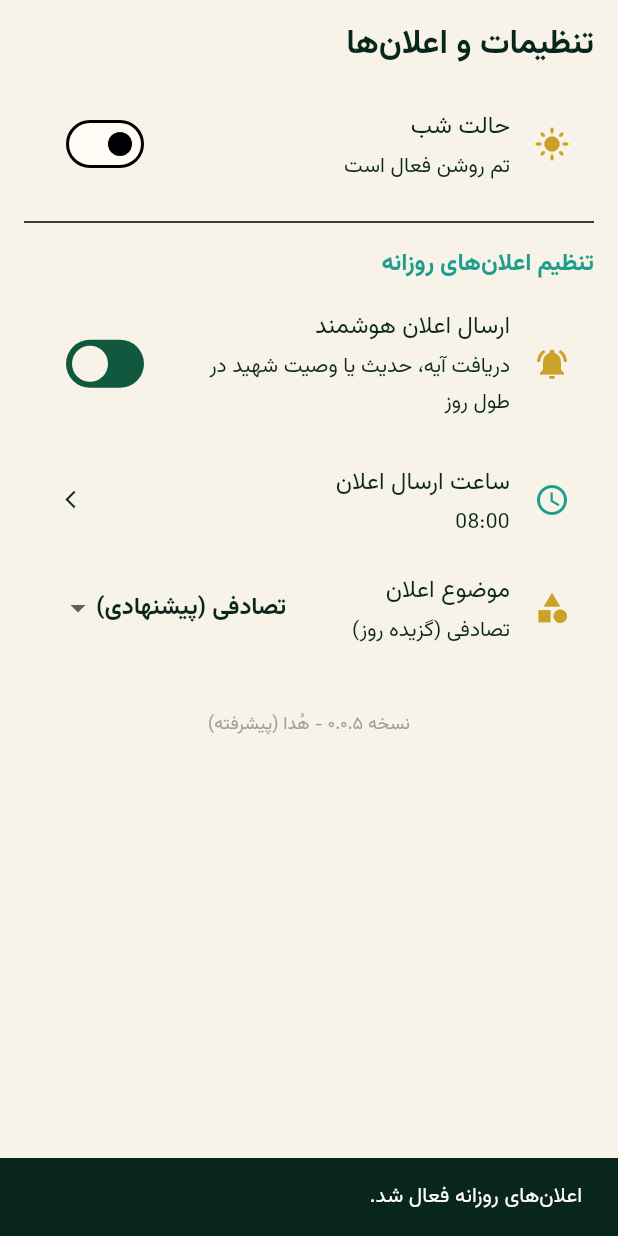
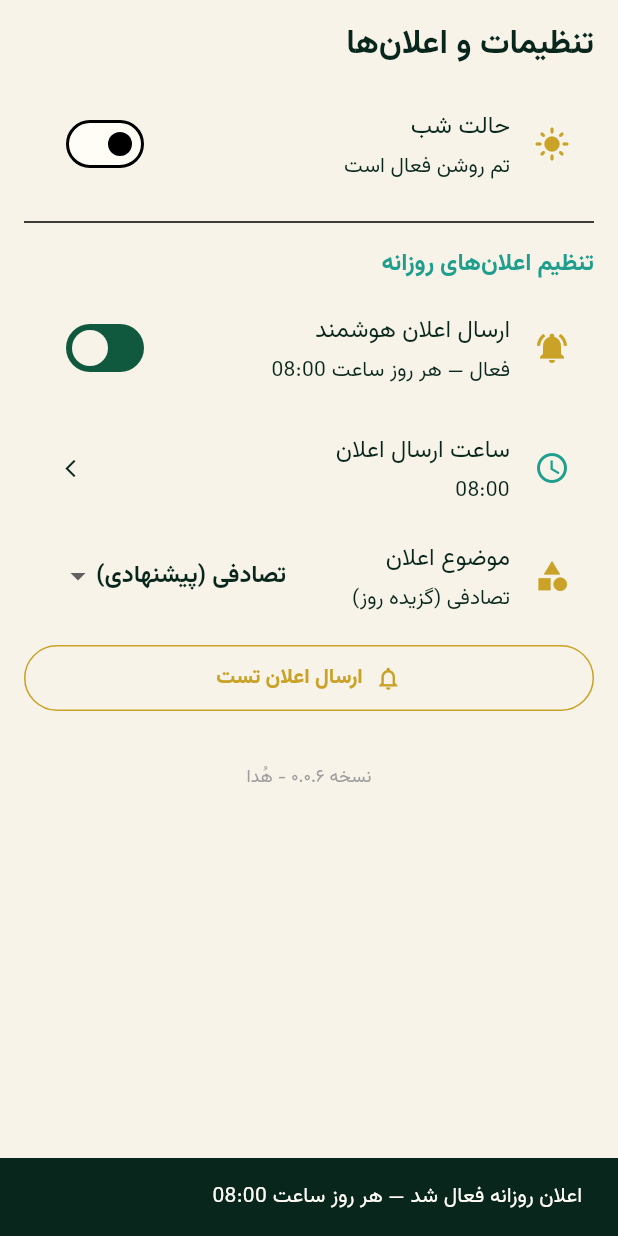
Before and after one commit to dnh-bit/hoda, a Flutter app: the SettingsView widget shown alone on an empty page, opened directly, after a tap on "ارسال اعلان هوشمند", on a phone screen of 412 x 824 dp. Run offline on Flutter 3.47's test engine with Material 3 defaults, Android fonts, the phone set to English and light mode, and no system bars; our stand-ins replace flutter_local_notifications, permission_handler, shared_preferences, sqflite, timezone; accounts and stored records are empty; statements that could not run were skipped.

Commit message:
v0.0.6: real notification engine - fix 'never asks permission, cannot enable'
Root cause: previous NotificationService only stored prefs; no notification plugin existed.
- Add flutter_local_notifications 17.x + permission_handler + timezone
- NotificationService now: requests POST_NOTIFICATIONS (Android 13+), creates channel,
  schedules daily local notification at user-chosen time (Asia/Tehran), content picked
  from hoda.db with same daily rotation as home page
- Settings UI: switch now actually requests permission and reverts if denied,
  shows warning box when OS permission missing, plus 'send test notification' button
- AndroidManifest: POST_NOTIFICATIONS, RECEIVE_BOOT_COMPLETED, SCHEDULE_EXACT_ALARM
- minSdk 23 (required by flutter_local_notifications v17)
- Bump version to 0.0.6+1

```diff
--- a/lib/notification_service.dart
+++ b/lib/notification_service.dart
@@ -1,11 +1,30 @@
 import 'package:flutter/material.dart';
 import 'package:shared_preferences/shared_preferences.dart';
+import 'package:flutter_local_notifications/flutter_local_notifications.dart';
+import 'package:permission_handler/permission_handler.dart';
+import 'package:timezone/data/latest_all.dart' as tzdata;
+import 'package:timezone/timezone.dart' as tz;
+import 'database_helper.dart';
 
+/// Real notification engine for Hoda:
+/// - requests Android 13+ POST_NOTIFICATIONS permission on first enable
+/// - schedules daily local notifications at the chosen time
+/// - picks content type: verse / hadith / martyr / nahj / random
 class NotificationService {
+  NotificationService._();
+  static final FlutterLocalNotificationsPlugin _plugin =
+      FlutterLocalNotificationsPlugin();
+  static bool _tzReady = false;
+
   static const String _keyEnabled = 'hoda_notif_enabled';
   static const String _keyHour = 'hoda_notif_hour';
   static const String _keyMinute = 'hoda_notif_minute';
   static const String _keyType = 'hoda_notif_type'; // verse, hadith, martyr, nahj, random
+  static const int _dailyNotificationId = 1001;
+  static const String _channelId = 'hoda_daily';
+  static const String _channelName = 'محتوای روزانه هُدا';
+
+  // ---------------- prefs API (kept for compatibility) ----------------
 
   static Future<bool> isEnabled() async {
     final prefs = await SharedPreferences.getInstance();
@@ -34,5 +53,180 @@ class NotificationService {
     await prefs.setInt(_keyHour, time.hour);
     await prefs.setInt(_keyMinute, time.minute);
     await prefs.setString(_keyType, type);
+
+    if (enabled) {
+      final granted = await ensurePermission();
+      if (!granted) {
+        // user denied system permission -> store as disabled so UI reflects reality
+        await prefs.setBool(_keyEnabled, false);
+        await _cancelDaily();
+        return;
+      }
+      await _scheduleDaily(time, type);
+    } else {
+      await _cancelDaily();
+    }
+  }
+
+  /// Returns true if system permission is (now) granted.
+  static Future<bool> ensurePermission() async {
+    final status = await Permission.notification.status;
+    if (status.isGranted) return true;
+    final result = await Permission.notification.request();
+    return result.isGranted;
+  }
+
+  /// Whether the OS-level permission is currently granted (for UI status display).
+  static Future<bool> hasSystemPermission() async {
+    return (await Permission.notification.status).isGranted;
+  }
+
+  // ---------------- scheduling engine ----------------
+
+  static void _initTimezones() {
+    if (_tzReady) return;
+    tzdata.initializeTimezones();
+    try {
+      tz.setLocalLocation(tz.getLocation('Asia/Tehran'));
+    } catch (_) {
+      // fallback: UTC
+      tz.setLocalLocation(tz.UTC);
+    }
+    _tzReady = true;
+  }
+
+  static Future<void> _ensurePlugin() async {
+    const androidInit = AndroidInitializationSettings('@mipmap/ic_launcher');
+    const iosInit = DarwinInitializationSettings();
+    await _plugin.initialize(const InitializationSettings(
+      android: androidInit,
+      iOS: iosInit,
+    ));
+
+    const androidChannel = AndroidNotificationChannel(
+      _channelId,
+      _channelName,
+      importance: Importance.high,
+    );
+    await _plugin
+        .resolvePlatformSpecificImplementation<
+            AndroidFlutterLocalNotificationsPlugin>()
+        ?.createNotificationChannel(androidChannel);
+  }
+
+  static NotificationDetails _details() {
+    const android = AndroidNotificationDetails(
+      _channelId,
+      _channelName,
+      importance: Importance.high,
+      priority: Priority.high,
+      styleInformation: BigTextStyleInformation(''),
+    );
+    const ios = DarwinNotificationDetails();
+    return const NotificationDetails(android: android, iOS: ios);
+  }
+
+  static Future<void> _scheduleDaily(TimeOfDay time, String type) async {
+    _initTimezones();
+    await _ensurePlugin();
+    await _cancelDaily();
+
+    final now = tz.TZDateTime.now(tz.local);
+    var scheduled = tz.TZDateTime(tz.local, now.year, now.month, now.day,
+        time.hour, time.minute);
+    if (scheduled.isBefore(now)) {
+      scheduled = scheduled.add(const Duration(days: 1));
+    }
+
+    final body = await _pickBody(type);
+    await _plugin.zonedSchedule(
+      _dailyNotificationId,
+      'هُدا 🌿',
+      body,
+      scheduled,
+      _details(),
+      androidScheduleMode: AndroidScheduleMode.inexactAllowWhileIdle,
+      matchDateTimeComponents: DateTimeComponents.time,
+      payload: type,
+    );
+  }
+
+  static Future<void> _cancelDaily() async {
+    await _plugin.cancel(_dailyNotificationId);
+  }
+
+  /// Immediately show a test notification (used by settings UI).
+  static Future<void> showTestNotification(String type) async {
+    _initTimezones();
+    await _ensurePlugin();
+    final body = await _pickBody(type);
+    await _plugin.show(_dailyNotificationId + 1, 'هُدا 🌿 (تست)', body,
+        _details());
+  }
+
+  // ---------------- content picking ----------------
+
+  static Future<String> _pickBody(String type) async {
+    try {
+      // Deferred import to avoid a circular dependency with database_helper.
+      final content = await _fetchContent(type);
+      return content;
+    } catch (_) {
+      return 'امروز هم همراه تو هستیم 🌿';
+    }
+  }
+
+  static Future<String> _fetchContent(String type) async {
+    // Uses the same daily-rotation logic as the app home page.
+    final db = await DatabaseHelper.database;
+    final dayOfYear =
+        DateTime.now().difference(DateTime(DateTime.now().year, 1, 1)).inDays;
+
+    Future<String?> pick(
+        String table, String Function(Map<String, dynamic>) fmt) async {
+      final rows = await db.query(table);
+      if (rows.isEmpty) return null;
+      return fmt(rows[dayOfYear % rows.length]);
+    }
+
+    switch (type) {
+      case 'verse':
+        final s = await pick('verses', (r) =>
+            '${r['arabic']}\n${r['farsi']}\n${r['ref']}');
+        return s ?? 'آیه امروز آماده نیست';
+      case 'hadith':
+        final s = await pick('hadiths', (r) =>
+            '${r['arabic']}\n${r['farsi']}');
+        return s ?? 'حدیث امروز آماده نیست';
+      case 'martyr':
+        final s = await pick('martyrs', (r) {
+          final t = (r['excerpt'] ?? '').toString();
+          return '${r['name']}\n${t.length > 120 ? t.substring(0, 120) : t}...';
+        });
+        return s ?? 'وصیت امروز آماده نیست';
+      case 'nahj':
+        final s = await pick('nahj_wisdoms', (r) =>
+            '${r['arabic']}\n${r['farsi']}');
+        return s ?? 'حکمت امروز آماده نیست';
+      default:
+        // random across all four
+        final all = <String>[];
+        final v = await pick('verses', (r) =>
+            '${r['arabic']}\n${r['farsi']}');
+        if (v != null) all.add(v);
+        final h = await pick('hadiths', (r) =>
+            '${r['arabic']}\n${r['farsi']}');
+        if (h != null) all.add(h);
+        final m = await pick('martyrs', (r) {
+          final t = (r['excerpt'] ?? '').toString();
+          return '${r['name']}\n${t.length > 120 ? t.substring(0, 120) : t}...';
+        });
+        if (m != null) all.add(m);
+        final n = await pick('nahj_wisdoms', (r) =>
+            '${r['arabic']}\n${r['farsi']}');
+        if (n != null) all.add(n);
+        if (all.isEmpty) return 'امروز هم همراه تو هستیم 🌿';
+        return all[dayOfYear % all.length];
+    }
   }
 }
--- a/lib/settings_view.dart
+++ b/lib/settings_view.dart
@@ -11,6 +11,7 @@ class SettingsView extends StatefulWidget {
 
 class _SettingsViewState extends State<SettingsView> {
   bool _notifEnabled = false;
+  bool _systemGranted = true;
   TimeOfDay _notifTime = const TimeOfDay(hour: 8, minute: 0);
   String _notifType = 'random';
   bool _loading = true;
@@ -25,21 +26,47 @@ class _SettingsViewState extends State<SettingsView> {
     final enabled = await NotificationService.isEnabled();
     final time = await NotificationService.getTime();
     final type = await NotificationService.getType();
+    final granted = await NotificationService.hasSystemPermission();
     if (!mounted) return;
     setState(() {
       _notifEnabled = enabled;
       _notifTime = time;
       _notifType = type;
+      _systemGranted = granted;
       _loading = false;
     });
   }
 
-  Future<void> _save() async {
+  Future<void> _toggleEnabled(bool val) async {
+    setState(() => _notifEnabled = val);
+
+    if (val) {
+      // Ask for the OS permission first; if denied, revert the switch.
+      final granted = await NotificationService.ensurePermission();
+      if (!granted) {
+        if (!mounted) return;
+        setState(() => _notifEnabled = false);
+        ScaffoldMessenger.of(context).showSnackBar(const SnackBar(
+          content: Text(
+              'اجازه اعلان داده نشد. از تنظیمات سیستم > برنامه‌ها > هُدا > اعلان‌ها می‌توانید فعالش کنید.'),
+          duration: Duration(seconds: 5),
+        ));
+        return;
+      }
+    }
+
     await NotificationService.saveSettings(
-      enabled: _notifEnabled,
+      enabled: val,
       time: _notifTime,
       type: _notifType,
     );
+    if (!mounted) return;
+    setState(() => _systemGranted = true);
+    ScaffoldMessenger.of(context).showSnackBar(SnackBar(
+      content: Text(val
+          ? 'اعلان روزانه فعال شد — هر روز ساعت ${_notifTime.hour.toString().padLeft(2, '0')}:${_notifTime.minute.toString().padLeft(2, '0')}'
+          : 'اعلان‌های روزانه غیرفعال شد.'),
+    ));
   }
 
   @override
@@ -86,18 +113,12 @@ class _SettingsViewState extends State<SettingsView> {
         const SizedBox(height: 8),
         SwitchListTile(
           title: const Text('ارسال اعلان هوشمند'),
-          subtitle: const Text('دریافت آیه، حدیث یا وصیت شهید در طول روز'),
+          subtitle: Text(_notifEnabled
+              ? 'فعال — هر روز ساعت ${_notifTime.hour.toString().padLeft(2, '0')}:${_notifTime.minute.toString().padLeft(2, '0')}'
+              : 'دریافت آیه، حدیث یا وصیت شهید در طول روز'),
           secondary: const Icon(Icons.notifications_active, color: HodaColors.gold),
           value: _notifEnabled,
-          onChanged: (val) async {
-            setState(() => _notifEnabled = val);
-            await _save();
-            if (val && mounted) {
-              ScaffoldMessenger.of(context).showSnackBar(
-                const SnackBar(content: Text('اعلان‌های روزانه فعال شد.')),
-              );
-            }
-          },
+          onChanged: _toggleEnabled,
         ),
         const SizedBox(height: 8),
 
@@ -113,7 +134,10 @@ class _SettingsViewState extends State<SettingsView> {
             );
             if (picked != null) {
               setState(() => _notifTime = picked);
-              await _save();
+              if (_notifEnabled) {
+                await NotificationService.saveSettings(
+                    enabled: true, time: picked, type: _notifType);
+              }
             }
           },
         ),
@@ -135,14 +159,65 @@ class _SettingsViewState extends State<SettingsView> {
             onChanged: (val) async {
               if (val != null) {
                 setState(() => _notifType = val);
-                await _save();
+                if (_notifEnabled) {
+                  await NotificationService.saveSettings(
+                      enabled: true, time: _notifTime, type: val);
+                }
               }
             },
           ),
         ),
+
+        // Test button — shows a notification right now
+        const SizedBox(height: 8),
+        OutlinedButton.icon(
+          onPressed: () async {
+            final granted = await NotificationService.ensurePermission();
+            if (!granted) {
+              if (!mounted) return;
+              ScaffoldMessenger.of(context).showSnackBar(const SnackBar(
+                  content: Text('اجازه اعلان از سیستم داده نشد.')));
+              return;
+            }
+            await NotificationService.showTestNotification(_notifType);
+            if (!mounted) return;
+            ScaffoldMessenger.of(context).showSnackBar(
+                const SnackBar(content: Text('اعلان تست ارسال شد 🌿')));
+          },
+          icon: const Icon(Icons.notifications_none),
+          label: const Text('ارسال اعلان تست'),
+          style: OutlinedButton.styleFrom(
+            side: const BorderSide(color: HodaColors.gold),
+            foregroundColor: Theme.of(context).colorScheme.tertiary,
+            padding: const EdgeInsets.symmetric(horizontal: 24, vertical: 12),
+          ),
+        ),
+
+        if (!_systemGranted) ...[
+          const SizedBox(height: 12),
+          Container(
+            padding: const EdgeInsets.all(12),
+            decoration: BoxDecoration(
+              color: Colors.orange.withOpacity(0.12),
+              borderRadius: BorderRadius.circular(12),
+            ),
+            child: const Row(
+              children: [
+                Icon(Icons.warning_amber_rounded, color: Colors.orange),
+                SizedBox(width: 10),
+                Expanded(
+                  child: Text(
+                      'اجازه اعلان از سیستم گرفته نشده است. برای فعال‌سازی، از تنظیمات سیستم > برنامه‌ها > هُدا > اعلان‌ها، اجازه را بدهید.',
+                      style: TextStyle(fontSize: 12)),
+                ),
+              ],
+            ),
+          ),
+        ],
+
         const SizedBox(height: 32),
         const Center(
-          child: Text('نسخه ۰.۰.۵ - هُدا (پیشرفته)',
+          child: Text('نسخه ۰.۰.۶ - هُدا',
               style: TextStyle(color: Colors.grey, fontSize: 12)),
         ),
       ],
--- a/pubspec.yaml
+++ b/pubspec.yaml
@@ -1,7 +1,7 @@
 name: hoda
 description: "هُدا - اپلیکیشن معنوی روزانه"
 publish_to: 'none'
-version: 0.0.5+1
+version: 0.0.6+1
 
 environment:
   sdk: ^3.5.4
@@ -15,6 +15,9 @@ dependencies:
   sqflite: ^2.3.0
   path: ^1.8.3
   cupertino_icons: ^1.0.8
+  flutter_local_notifications: ^17.2.2
+  permission_handler: ^11.3.1
+  timezone: ^0.9.4
 
 dev_dependencies:
   flutter_test:
```
Also changed, not shown: 3 other files.
